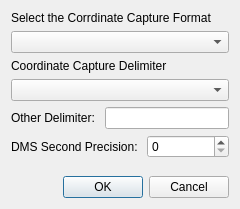
Qt form latLonSettings.ui (NationalSecurityAgency/qgis-latlontools-plugin) before a commit.
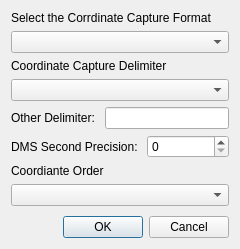
The same form after that commit.

Commit message: Added the ability to capture and zoom to coordinates in the X,Y order

```diff
--- a/latLonSettings.ui
+++ b/latLonSettings.ui
@@ -7,7 +7,7 @@
     <x>0</x>
     <y>0</y>
     <width>240</width>
-    <height>209</height>
+    <height>249</height>
    </rect>
   </property>
   <property name="windowTitle">
@@ -76,6 +76,16 @@
      </item>
     </layout>
    </item>
+   <item>
+    <widget class="QLabel" name="label_5">
+     <property name="text">
+      <string>Coordiante Order</string>
+     </property>
+    </widget>
+   </item>
+   <item>
+    <widget class="QComboBox" name="coordOrderComboBox"/>
+   </item>
    <item>
     <spacer name="verticalSpacer">
      <property name="orientation">
```
The commit also changes 5 other files.
